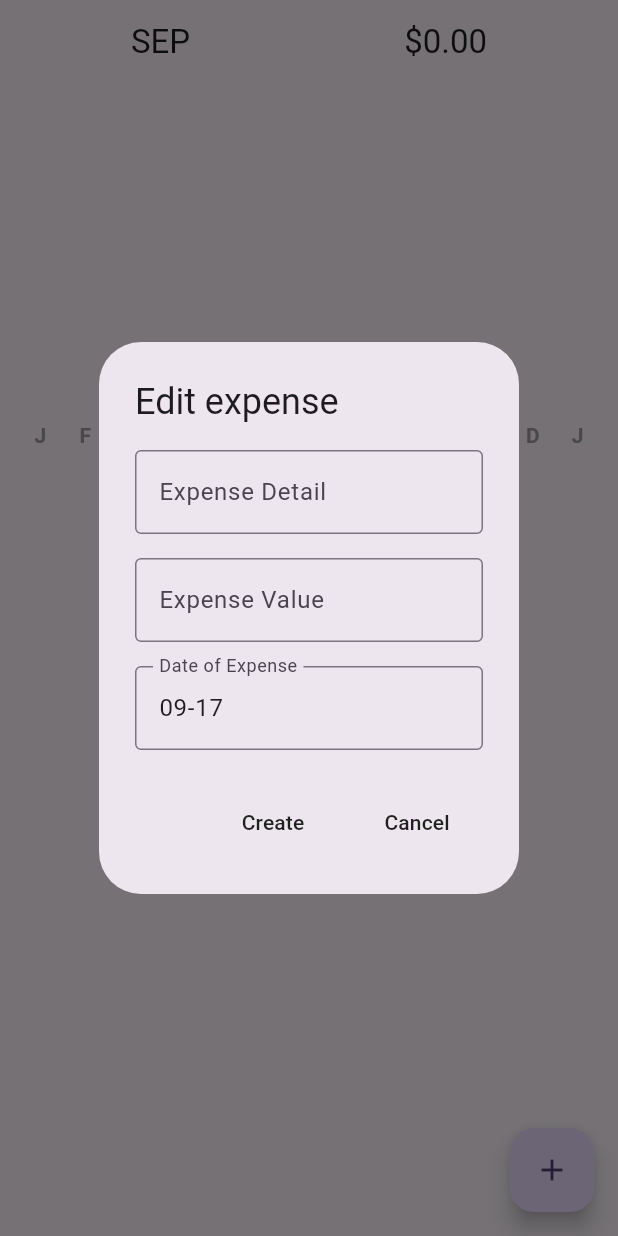
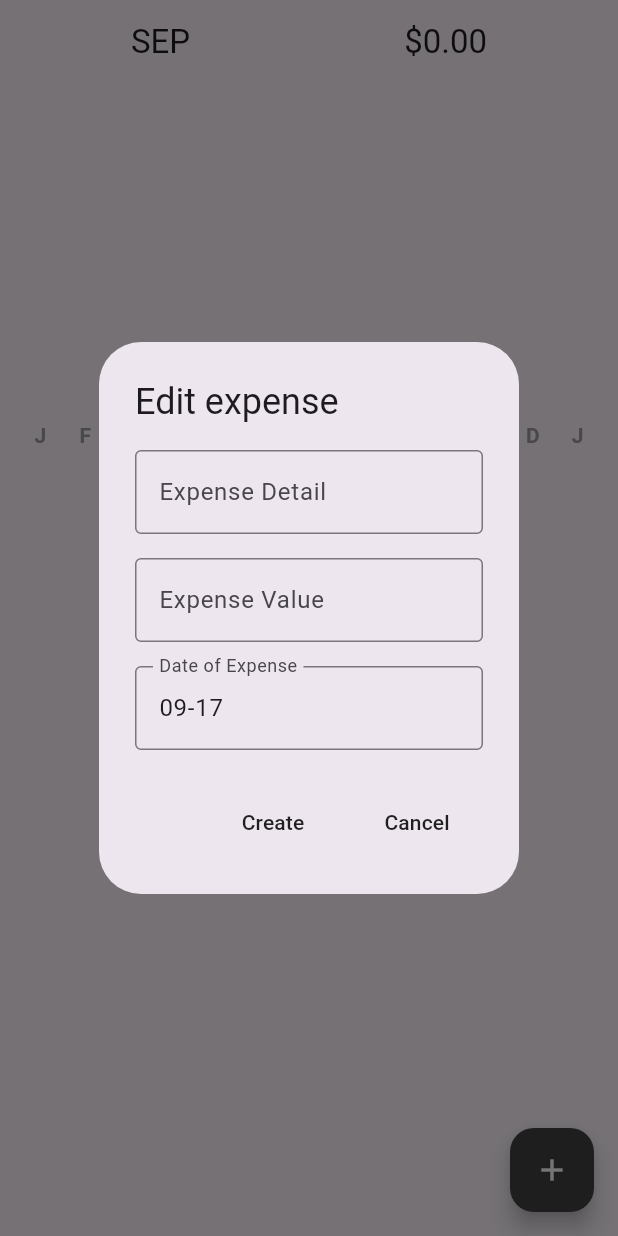
Before and after one commit to nternamehere/minimalist_budgetting, a Flutter app: the screen it shows after launch, after a tap on the "add" icon, on a phone screen of 412 x 824 dp. Run offline on Flutter 3.47's test engine with Material 3 defaults, Android fonts, the phone set to English and light mode, and no system bars; drawn by our look-alikes of fl_chart; our stand-ins replace flutter_slidable, isar; accounts and stored records are empty; generated files the repository leaves out were written again.

Commit message:
feat(colors): minor color updates

```diff
--- a/lib/pages/home_page.dart
+++ b/lib/pages/home_page.dart
@@ -159,7 +159,8 @@ class _HomePageState extends State<HomePage> {
         return Scaffold(
           floatingActionButton: FloatingActionButton(
             onPressed: openNewExpenseBox,
-            child: const Icon(Icons.add),
+            backgroundColor: Colors.grey[800],
+            child: const Icon(Icons.add, color: Colors.white),
           ),
           appBar: AppBar(
             centerTitle: true,
--- a/lib/widgets/expense_tile.dart
+++ b/lib/widgets/expense_tile.dart
@@ -26,13 +26,13 @@ class ExpenseTile extends StatelessWidget {
             SlidableAction(
               onPressed: onEditPressed,
               icon: Icons.edit,
-              backgroundColor: Colors.green,
+              backgroundColor: Colors.green[200]!,
               borderRadius: BorderRadius.circular(4)
             ),
             SlidableAction(
               onPressed: onDeletePressed,
               icon: Icons.delete,
-              backgroundColor: Colors.red,
+              backgroundColor: Colors.grey[800]!,
               borderRadius: BorderRadius.circular(4)
             ),
           ]
```
